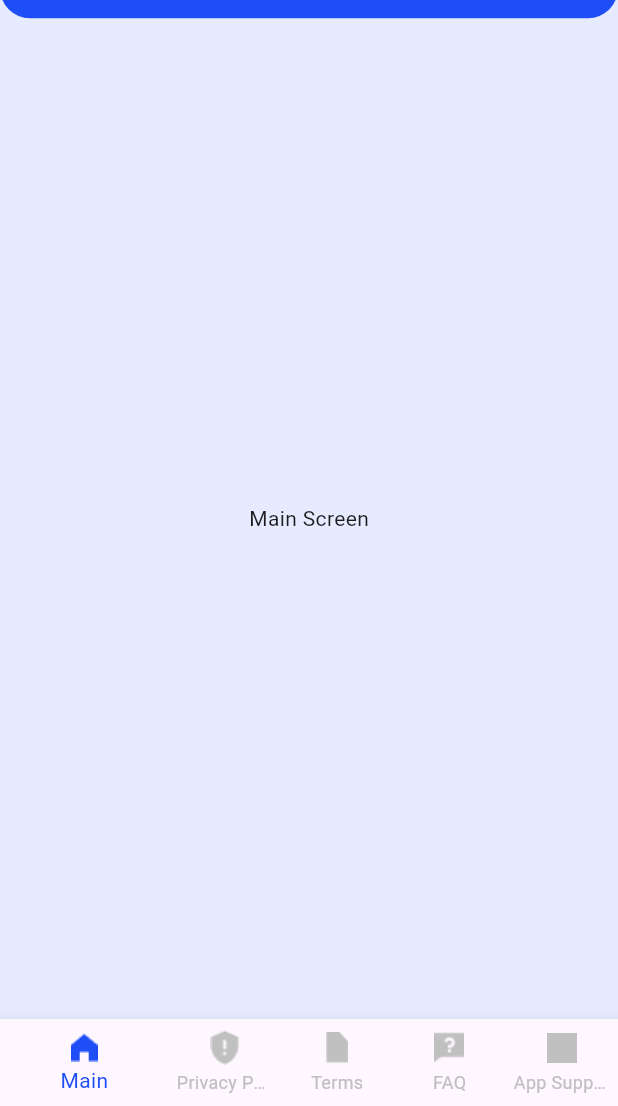
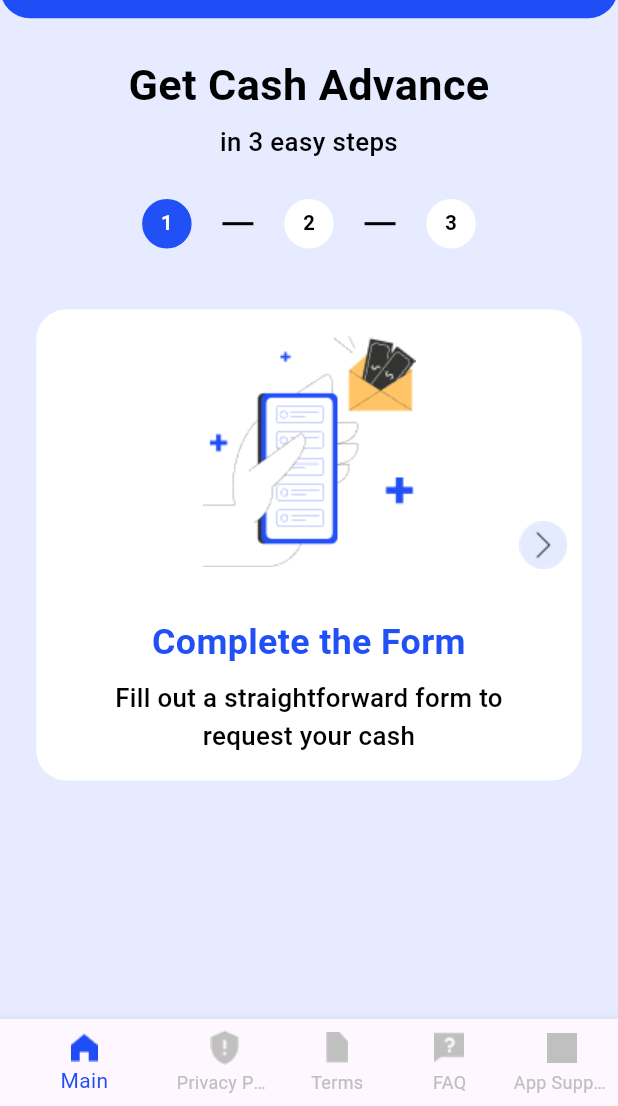
Before and after one commit to Yura-0/boosta_test, a Flutter app: the screen it shows after launch, on a phone screen of 412 x 824 dp, the part 130-1236 px from its top. Run offline on Flutter 3.47's test engine with Material 3 defaults, Android fonts, the phone set to English and light mode, and no system bars; our stand-ins replace flutter_spinkit, responsive_sizer.

Commit message:
add cards on main screen

```diff
--- a/lib/core/image_assets.dart
+++ b/lib/core/image_assets.dart
@@ -4,8 +4,13 @@ abstract class ImgAssets {
   static const String arrowDown = 'assets/images/arrow_down.png';
   static const String faq = 'assets/images/faq.png';
   static const String home = 'assets/images/home.png';
+  static const String leftArrow = 'assets/images/left_arrow.png';
   static const String point = 'assets/images/point.png';
   static const String privacyPolicy = 'assets/images/privacy.png';
+  static const String rightArrow = 'assets/images/right_arrow.png';
+  static const String slide1 = 'assets/images/slide1.png';
+  static const String slide2 = 'assets/images/slide2.png';
+  static const String slide3 = 'assets/images/slide3.png';
   static const String support = 'assets/images/support.png';
   static const String terms = 'assets/images/terms.png';
 }
--- a/lib/features/main/main_screen.dart
+++ b/lib/features/main/main_screen.dart
@@ -1,12 +1,144 @@
 import 'package:flutter/material.dart';
+import 'package:responsive_sizer/responsive_sizer.dart';
 
-class MainScreen extends StatelessWidget {
+import '../../core/image_assets.dart';
+import 'widgets/circle_widget.dart';
+import 'widgets/slide_widget.dart';
+
+class MainScreen extends StatefulWidget {
   const MainScreen({super.key});
 
   @override
+  State<MainScreen> createState() => _MainScreenState();
+}
+
+class _MainScreenState extends State<MainScreen> {
+  int _currentIndex = 0;
+  final PageController _pageController = PageController();
+
+  void _onPageChanged(int index) {
+    setState(() {
+      _currentIndex = index;
+    });
+  }
+
+  void _navigateToPage(int index) {
+    _pageController.animateToPage(
+      index,
+      duration: const Duration(milliseconds: 300),
+      curve: Curves.easeInOut,
+    );
+  }
+
+  @override
+  void dispose() {
+    _pageController.dispose();
+    super.dispose();
+  }
+
+  @override
   Widget build(BuildContext context) {
-    return const Center(
-      child: Text('Main Screen'),
+    return Padding(
+      padding: EdgeInsets.symmetric(
+        horizontal: Adaptive.w(2),
+      ),
+      child: SingleChildScrollView(
+        child: Column(
+          mainAxisAlignment: MainAxisAlignment.start,
+          children: [
+            SizedBox(height: Adaptive.h(3)),
+            Text(
+              "Get Cash Advance",
+              textAlign: TextAlign.center,
+              style: TextStyle(
+                fontSize: 22.sp,
+                fontWeight: FontWeight.bold,
+                color: Colors.black,
+              ),
+            ),
+            const SizedBox(height: 5),
+            Align(
+              alignment: Alignment.center,
+              child: Text(
+                "in 3 easy steps",
+                textAlign: TextAlign.center,
+                style: TextStyle(
+                  fontSize: 17.sp,
+                  fontWeight: FontWeight.w500,
+                  color: Colors.black,
+                ),
+              ),
+            ),
+            Padding(
+              padding:  EdgeInsets.symmetric(vertical: Adaptive.h(3)),
+              child: Row(
+                mainAxisAlignment: MainAxisAlignment.center,
+                children: [
+                  CircleWidget(index: 0, isSelected: _currentIndex == 0),
+                  Container(
+                    width: Adaptive.w(5),
+                    height: 2,
+                    color: Colors.black,
+                    margin: EdgeInsets.symmetric(horizontal: Adaptive.w(5)),
+                  ),
+                  CircleWidget(index: 1, isSelected: _currentIndex == 1),
+                  Container(
+                    width: Adaptive.w(5),
+                    height: 2,
+                    color: Colors.black,
+                    margin: EdgeInsets.symmetric(horizontal: Adaptive.w(5)),
+                  ),
+                  CircleWidget(index: 2, isSelected: _currentIndex == 2),
+                ],
+              ),
+            ),
+            SizedBox(
+              height: Adaptive.h(42),
+              width: double.infinity,
+              child: PageView(
+                controller: _pageController,
+                onPageChanged: _onPageChanged,
+                children: [
+                  SlideWidget(
+                    imagePath: ImgAssets.slide1,
+                    headText: "Complete the Form",
+                    text:
+                        "Fill out a straightforward form to request your cash",
+                    showLeftArrow: false,
+                    showRightArrow: true,
+                    onLeftArrowPressed: () =>
+                        _navigateToPage(_currentIndex - 1),
+                    onRightArrowPressed: () =>
+                        _navigateToPage(_currentIndex + 1),
+                  ),
+                  SlideWidget(
+                    imagePath: ImgAssets.slide2,
+                    headText: "Loan Agreement",
+                    text: "Review and sign the loan agreement to continue",
+                    showLeftArrow: true,
+                    showRightArrow: true,
+                    onLeftArrowPressed: () =>
+                        _navigateToPage(_currentIndex - 1),
+                    onRightArrowPressed: () =>
+                        _navigateToPage(_currentIndex + 1),
+                  ),
+                  SlideWidget(
+                    imagePath: ImgAssets.slide3,
+                    headText: "Receive Money Quickly",
+                    text: "Wait for the cash to be transferred to your account",
+                    showLeftArrow: true,
+                    showRightArrow: false,
+                    onLeftArrowPressed: () =>
+                        _navigateToPage(_currentIndex - 1),
+                    onRightArrowPressed: () =>
+                        _navigateToPage(_currentIndex + 1),
+                  ),
+                ],
+              ),
+            ),
+          ],
+        ),
+      ),
     );
   }
 }
--- /dev/null
+++ b/lib/features/main/widgets/circle_widget.dart
@@ -0,0 +1,37 @@
+import 'package:flutter/material.dart';
+import 'package:responsive_sizer/responsive_sizer.dart';
+
+class CircleWidget extends StatelessWidget {
+  final int index;
+  final bool isSelected;
+
+  const CircleWidget({
+    Key? key,
+    required this.index,
+    required this.isSelected,
+  }) : super(key: key);
+
+  @override
+  Widget build(BuildContext context) {
+    return AnimatedContainer(
+      duration: const Duration(milliseconds: 300),
+      width: Adaptive.h(4),
+      height: Adaptive.h(4),
+      decoration: BoxDecoration(
+        color: isSelected ? const Color(0xFF2050F6) : Colors.white,
+        shape: BoxShape.circle,
+        border: isSelected ? Border.all(color: const Color(0xFF2050F6),) : Border.all(color: Colors.white,),
+      ),
+      child: Center(
+        child: Text(
+          (index + 1).toString(),
+          style: TextStyle(
+            color: isSelected ? Colors.white : Colors.black,
+            fontWeight: FontWeight.bold,
+            fontSize: 15.sp,
+          ),
+        ),
+      ),
+    );
+  }
+}
--- /dev/null
+++ b/lib/features/main/widgets/slide_widget.dart
@@ -0,0 +1,111 @@
+import 'package:flutter/material.dart';
+import 'package:responsive_sizer/responsive_sizer.dart';
+
+import '../../../core/image_assets.dart';
+
+class SlideWidget extends StatelessWidget {
+  final String imagePath;
+  final String headText;
+  final String text;
+  final bool showLeftArrow;
+  final bool showRightArrow;
+  final VoidCallback onLeftArrowPressed;
+  final VoidCallback onRightArrowPressed;
+
+  const SlideWidget({
+    super.key,
+    required this.imagePath,
+    required this.text,
+    required this.showLeftArrow,
+    required this.showRightArrow,
+    required this.onLeftArrowPressed,
+    required this.onRightArrowPressed,
+    required this.headText,
+  });
+
+  @override
+  Widget build(BuildContext context) {
+    return Stack(
+      children: [
+        Padding(
+          padding: const EdgeInsets.all(16.0),
+          child: Container(
+            width: double.infinity,
+            height: Adaptive.h(40),
+            decoration: BoxDecoration(
+              borderRadius: BorderRadius.circular(20),
+              color: Colors.white,
+            ),
+            child: Center(
+              child: Padding(
+                padding: EdgeInsets.symmetric(horizontal: Adaptive.w(5)),
+                child: Column(
+                  mainAxisAlignment: MainAxisAlignment.center,
+                  children: [
+                    Image.asset(imagePath),
+                    Padding(
+                      padding: EdgeInsets.only(
+                          top: Adaptive.h(4), bottom: Adaptive.h(1)),
+                      child: Text(
+                        headText,
+                        style: TextStyle(
+                          fontSize: 20.sp,
+                          fontWeight: FontWeight.bold,
+                          color: const Color(0xFF2050F6),
+                        ),
+                        textAlign: TextAlign.center,
+                      ),
+                    ),
+                    Text(
+                      text,
+                      style: TextStyle(
+                        fontSize: 17.sp,
+                        color: Colors.black,
+                        fontWeight: FontWeight.w500,
+                      ),
+                      textAlign: TextAlign.center,
+                    ),
+                  ],
+                ),
+              ),
+            ),
+          ),
+        ),
+        if (showLeftArrow)
+          Positioned(
+            left: 25,
+            top: 0,
+            bottom: 0,
+            child: Container(
+              alignment: Alignment.centerLeft,
+              child: GestureDetector(
+                onTap: onLeftArrowPressed,
+                child: Image.asset(
+                  ImgAssets.leftArrow,
+                  width: Adaptive.h(4),
+                  height: Adaptive.h(4),
+                ),
+              ),
+            ),
+          ),
+        if (showRightArrow)
+          Positioned(
+            right: 25,
+            top: 0,
+            bottom: 0,
+            child: Container(
+              alignment: Alignment.centerRight,
+              child: GestureDetector(
+                onTap: onRightArrowPressed,
+                child: Image.asset(
+                  ImgAssets.rightArrow,
+                  width: Adaptive.h(4),
+                  height: Adaptive.h(4),
+                ),
+              ),
+            ),
+          ),
+      ],
+    );
+  }
+}
```
Also changed, not shown: assets/images/left_arrow.png (added), assets/images/right_arrow.png (added), assets/images/slide1.png (added), assets/images/slide2.png (added), assets/images/slide3.png (added).
